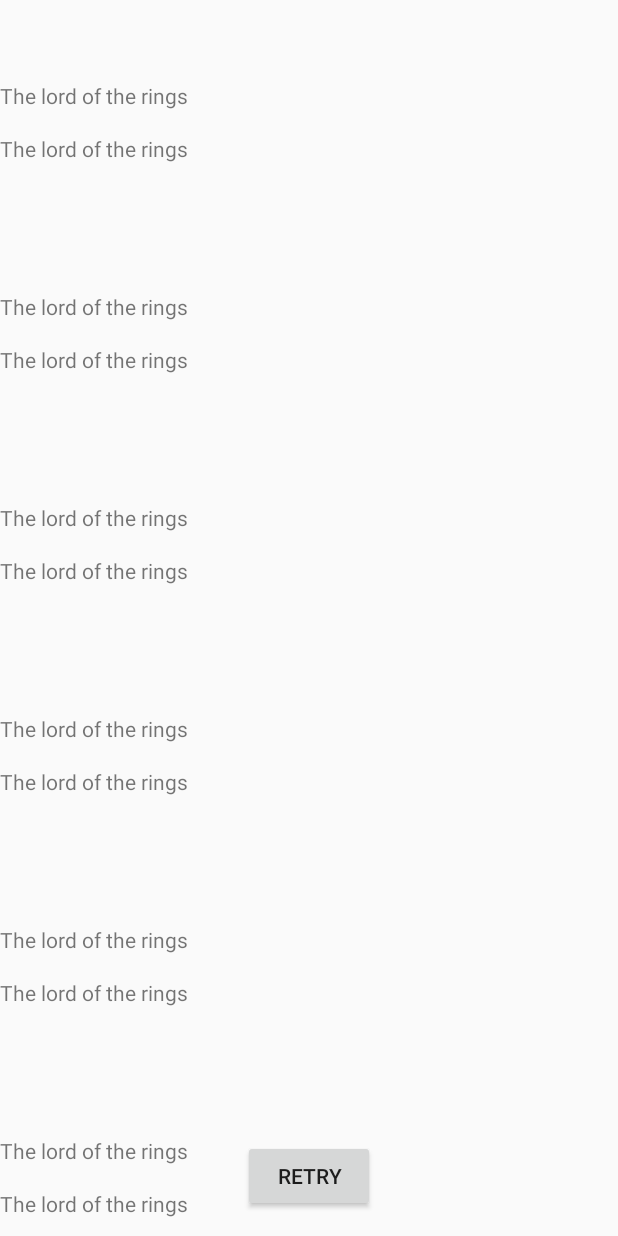
After one commit to Hessam-Emami/MovieDb_OfflineFirst_MVVM_Pagination, an Android app: the layout fragment_movie.xml on its own in the app's theme, with its tools: preview values and no code run, on a phone screen of 412 x 824 dp. The commit adds this screen. Run offline under Robolectric (Android 15) with nearby library versions, the phone set to English and light mode, and no system bars.

Commit message:
Design basic layout files

```diff
--- a/app/src/main/res/layout/activity_main.xml
+++ b/app/src/main/res/layout/activity_main.xml
@@ -1,18 +1,7 @@
 <?xml version="1.0" encoding="utf-8"?>
-<androidx.constraintlayout.widget.ConstraintLayout xmlns:android="http://schemas.android.com/apk/res/android"
-    xmlns:app="http://schemas.android.com/apk/res-auto"
+<FrameLayout xmlns:android="http://schemas.android.com/apk/res/android"
     xmlns:tools="http://schemas.android.com/tools"
     android:layout_width="match_parent"
+    android:id="@+id/frameContainer"
     android:layout_height="match_parent"
-    tools:context=".MainActivity">
-
-    <TextView
-        android:layout_width="wrap_content"
-        android:layout_height="wrap_content"
-        android:text="Hello World!"
-        app:layout_constraintBottom_toBottomOf="parent"
-        app:layout_constraintLeft_toLeftOf="parent"
-        app:layout_constraintRight_toRightOf="parent"
-        app:layout_constraintTop_toTopOf="parent" />
-
-</androidx.constraintlayout.widget.ConstraintLayout>
+    tools:context=".app.ui.MainActivity" />
--- /dev/null
+++ b/app/src/main/res/layout/fragment_movie.xml
@@ -0,0 +1,44 @@
+<?xml version="1.0" encoding="utf-8"?>
+
+<androidx.constraintlayout.widget.ConstraintLayout xmlns:android="http://schemas.android.com/apk/res/android"
+    xmlns:app="http://schemas.android.com/apk/res-auto"
+    xmlns:tools="http://schemas.android.com/tools"
+    android:id="@+id/movie_cl_container"
+    android:layout_width="match_parent"
+    android:layout_height="match_parent">
+
+
+    <androidx.recyclerview.widget.RecyclerView
+        android:id="@+id/movie_recycler_view_discover"
+        android:layout_width="match_parent"
+        android:layout_height="match_parent"
+        app:layoutManager="androidx.recyclerview.widget.LinearLayoutManager"
+        app:layout_constraintEnd_toEndOf="parent"
+        app:layout_constraintStart_toStartOf="parent"
+        tools:itemCount="24"
+        tools:listitem="@layout/item_recycler_movie" />
+
+    <ProgressBar
+        android:id="@+id/movie_pb_loading"
+        style="@style/Widget.AppCompat.ProgressBar.Horizontal"
+        android:layout_width="match_parent"
+        android:indeterminate="true"
+        android:layout_height="wrap_content"
+        android:visibility="gone"
+        app:layout_constraintBottom_toBottomOf="parent"
+        app:layout_constraintEnd_toEndOf="parent"
+        app:layout_constraintStart_toStartOf="parent" />
+
+    <androidx.appcompat.widget.AppCompatButton
+        android:id="@+id/movie_btn_retry"
+        android:layout_width="wrap_content"
+        android:layout_height="wrap_content"
+        android:layout_gravity="center"
+        android:layout_marginBottom="16dp"
+        android:text="RETRY"
+        android:visibility="gone"
+        app:layout_constraintBottom_toBottomOf="parent"
+        app:layout_constraintEnd_toEndOf="parent"
+        app:layout_constraintStart_toStartOf="parent"
+        tools:visibility="visible" />
+</androidx.constraintlayout.widget.ConstraintLayout>
--- /dev/null
+++ b/app/src/main/res/layout/item_recycler_movie.xml
@@ -0,0 +1,31 @@
+<?xml version="1.0" encoding="utf-8"?>
+<androidx.constraintlayout.widget.ConstraintLayout xmlns:android="http://schemas.android.com/apk/res/android"
+    xmlns:app="http://schemas.android.com/apk/res-auto"
+    xmlns:tools="http://schemas.android.com/tools"
+    android:layout_width="match_parent"
+    android:layout_height="wrap_content"
+    android:paddingTop="32dp"
+    android:paddingBottom="32dp"
+    android:background="@android:color/transparent">
+
+    <TextView
+        android:id="@+id/title"
+        android:layout_width="match_parent"
+        android:layout_height="wrap_content"
+        android:layout_marginTop="22dp"
+        app:layout_constraintEnd_toEndOf="parent"
+        app:layout_constraintStart_toStartOf="parent"
+        app:layout_constraintTop_toTopOf="parent"
+        tools:text="The lord of the rings" />
+
+    <TextView
+        android:id="@+id/date"
+        android:layout_width="match_parent"
+        android:layout_height="wrap_content"
+        android:layout_marginTop="16dp"
+        app:layout_constraintBottom_toBottomOf="parent"
+        app:layout_constraintEnd_toEndOf="parent"
+        app:layout_constraintStart_toStartOf="parent"
+        app:layout_constraintTop_toBottomOf="@id/title"
+        tools:text="The lord of the rings" />
+</androidx.constraintlayout.widget.ConstraintLayout>
--- /dev/null
+++ b/app/src/main/res/menu/menu_movie_sort.xml
@@ -0,0 +1,9 @@
+<?xml version="1.0" encoding="utf-8"?>
+<menu xmlns:android="http://schemas.android.com/apk/res/android">
+    <item
+        android:id="@+id/menu_movie_sort_asc"
+        android:title="sort by: Ascending" />
+    <item
+        android:id="@+id/menu_movie_sort_desc"
+        android:title="sort by: Descending" />
+</menu>
```
